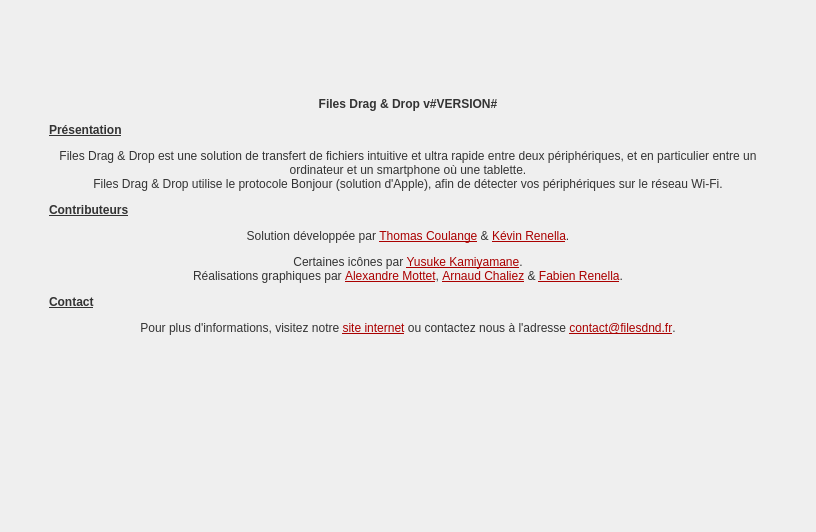
First picture: the form in src/common/view/devicespanel/aboutwidget.ui, repository filesdnd/filesdnd-qt, before the edit.
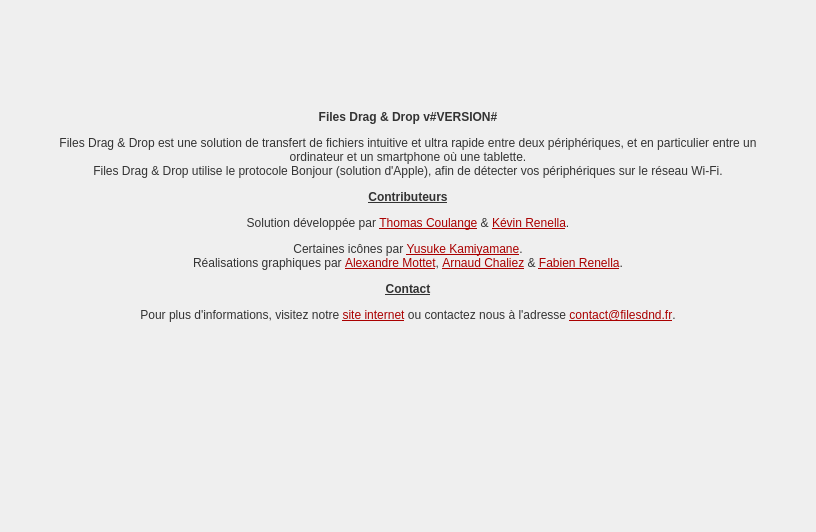
Second picture: the form after the edit. Icons and pictures are not drawn.

Commit message: Settings panel integration

Patch:
```diff
--- a/src/common/view/devicespanel/aboutwidget.ui
+++ b/src/common/view/devicespanel/aboutwidget.ui
@@ -87,7 +87,7 @@
            <string notr="true">border: 0px;</string>
           </property>
           <property name="text">
-           <string>&lt;html&gt;&lt;head/&gt;&lt;body&gt;&lt;p align=&quot;center&quot;&gt;&lt;span style=&quot; font-weight:600; color:#333333;&quot;&gt;Files Drag &amp;amp; Drop v#VERSION#&lt;/span&gt;&lt;/p&gt;&lt;p&gt;&lt;span style=&quot; font-weight:600; text-decoration: underline; color:#333333;&quot;&gt;Présentation&lt;/span&gt;&lt;/p&gt;&lt;p align=&quot;center&quot;&gt;&lt;span style=&quot; color:#333333;&quot;&gt;Files Drag &amp;amp; Drop est une solution de transfert de fichiers intuitive et ultra rapide entre deux périphériques, et en particulier entre un ordinateur et un smartphone où une tablette.&lt;br/&gt;Files Drag &amp;amp; Drop utilise le protocole Bonjour (solution d'Apple), afin de détecter vos périphériques sur le réseau Wi-Fi.&lt;/span&gt;&lt;/p&gt;&lt;p&gt;&lt;span style=&quot; font-weight:600; text-decoration: underline; color:#333333;&quot;&gt;Contributeurs&lt;/span&gt;&lt;/p&gt;&lt;p align=&quot;center&quot;&gt;&lt;span style=&quot; color:#333333;&quot;&gt;Solution développée par &lt;/span&gt;&lt;a href=&quot;mailto:nitrog42@gmail.com&quot;&gt;&lt;span style=&quot; text-decoration: underline; color:#aa0000;&quot;&gt;Thomas Coulange&lt;/span&gt;&lt;/a&gt;&lt;span style=&quot; color:#333333;&quot;&gt; &amp;amp; &lt;/span&gt;&lt;a href=&quot;mailto:kevin.renella@gmail.com&quot;&gt;&lt;span style=&quot; text-decoration: underline; color:#aa0000;&quot;&gt;Kévin Renella&lt;/span&gt;&lt;/a&gt;&lt;span style=&quot; color:#333333;&quot;&gt;.&lt;/span&gt;&lt;/p&gt;&lt;p align=&quot;center&quot;&gt;&lt;span style=&quot; color:#333333;&quot;&gt;Certaines icônes par &lt;/span&gt;&lt;a href=&quot;http://p.yusukekamiyamane.com/&quot;&gt;&lt;span style=&quot; text-decoration: underline; color:#aa0000;&quot;&gt;Yusuke Kamiyamane&lt;/span&gt;&lt;/a&gt;&lt;span style=&quot; color:#333333;&quot;&gt;.&lt;br/&gt;Réalisations graphiques par &lt;/span&gt;&lt;a href=&quot;mailto:mottetalexandre@gmail.com&quot;&gt;&lt;span style=&quot; text-decoration: underline; color:#aa0000;&quot;&gt;Alexandre Mottet&lt;/span&gt;&lt;/a&gt;&lt;span style=&quot; color:#333333;&quot;&gt;, &lt;/span&gt;&lt;a href=&quot;mailto:arnaudchlz@gmail.com&quot;&gt;&lt;span style=&quot; text-decoration: underline; color:#aa0000;&quot;&gt;Arnaud Chaliez&lt;/span&gt;&lt;/a&gt;&lt;span style=&quot; color:#333333;&quot;&gt; &amp;amp; &lt;/span&gt;&lt;a href=&quot;mailto:fabien.renella@gmail.com&quot;&gt;&lt;span style=&quot; text-decoration: underline; color:#aa0000;&quot;&gt;Fabien Renella&lt;/span&gt;&lt;/a&gt;&lt;span style=&quot; color:#333333;&quot;&gt;.&lt;/span&gt;&lt;/p&gt;&lt;p&gt;&lt;span style=&quot; font-weight:600; text-decoration: underline; color:#333333;&quot;&gt;Contact&lt;/span&gt;&lt;/p&gt;&lt;p align=&quot;center&quot;&gt;&lt;span style=&quot; color:#333333;&quot;&gt;Pour plus d'informations, visitez notre &lt;/span&gt;&lt;a href=&quot;www.filesdnd.fr&quot;&gt;&lt;span style=&quot; text-decoration: underline; color:#aa0000;&quot;&gt;site internet&lt;/span&gt;&lt;/a&gt;&lt;span style=&quot; color:#333333;&quot;&gt; ou contactez nous à l'adresse &lt;/span&gt;&lt;a href=&quot;mailto:contact@filesdnd.fr&quot;&gt;&lt;span style=&quot; text-decoration: underline; color:#aa0000;&quot;&gt;contact@filesdnd.fr&lt;/span&gt;&lt;/a&gt;&lt;span style=&quot; color:#333333;&quot;&gt;.&lt;/span&gt;&lt;/p&gt;&lt;/body&gt;&lt;/html&gt;</string>
+           <string>&lt;html&gt;&lt;head/&gt;&lt;body&gt;&lt;p align=&quot;center&quot;&gt;&lt;span style=&quot; font-weight:600; color:#333333;&quot;&gt;Files Drag &amp;amp; Drop v#VERSION#&lt;/span&gt;&lt;/p&gt;&lt;p align=&quot;center&quot;&gt;&lt;span style=&quot; color:#333333;&quot;&gt;Files Drag &amp;amp; Drop est une solution de transfert de fichiers intuitive et ultra rapide entre deux périphériques, et en particulier entre un ordinateur et un smartphone où une tablette.&lt;br/&gt;Files Drag &amp;amp; Drop utilise le protocole Bonjour (solution d'Apple), afin de détecter vos périphériques sur le réseau Wi-Fi.&lt;/span&gt;&lt;/p&gt;&lt;p align=&quot;center&quot;&gt;&lt;span style=&quot; font-weight:600; text-decoration: underline; color:#333333;&quot;&gt;Contributeurs&lt;/span&gt;&lt;/p&gt;&lt;p align=&quot;center&quot;&gt;&lt;span style=&quot; color:#333333;&quot;&gt;Solution développée par &lt;/span&gt;&lt;a href=&quot;mailto:nitrog42@gmail.com&quot;&gt;&lt;span style=&quot; text-decoration: underline; color:#aa0000;&quot;&gt;Thomas Coulange&lt;/span&gt;&lt;/a&gt;&lt;span style=&quot; color:#333333;&quot;&gt; &amp;amp; &lt;/span&gt;&lt;a href=&quot;mailto:kevin.renella@gmail.com&quot;&gt;&lt;span style=&quot; text-decoration: underline; color:#aa0000;&quot;&gt;Kévin Renella&lt;/span&gt;&lt;/a&gt;&lt;span style=&quot; color:#333333;&quot;&gt;.&lt;/span&gt;&lt;/p&gt;&lt;p align=&quot;center&quot;&gt;&lt;span style=&quot; color:#333333;&quot;&gt;Certaines icônes par &lt;/span&gt;&lt;a href=&quot;http://p.yusukekamiyamane.com/&quot;&gt;&lt;span style=&quot; text-decoration: underline; color:#aa0000;&quot;&gt;Yusuke Kamiyamane&lt;/span&gt;&lt;/a&gt;&lt;span style=&quot; color:#333333;&quot;&gt;.&lt;br/&gt;Réalisations graphiques par &lt;/span&gt;&lt;a href=&quot;mailto:mottetalexandre@gmail.com&quot;&gt;&lt;span style=&quot; text-decoration: underline; color:#aa0000;&quot;&gt;Alexandre Mottet&lt;/span&gt;&lt;/a&gt;&lt;span style=&quot; color:#333333;&quot;&gt;, &lt;/span&gt;&lt;a href=&quot;mailto:arnaudchlz@gmail.com&quot;&gt;&lt;span style=&quot; text-decoration: underline; color:#aa0000;&quot;&gt;Arnaud Chaliez&lt;/span&gt;&lt;/a&gt;&lt;span style=&quot; color:#333333;&quot;&gt; &amp;amp; &lt;/span&gt;&lt;a href=&quot;mailto:fabien.renella@gmail.com&quot;&gt;&lt;span style=&quot; text-decoration: underline; color:#aa0000;&quot;&gt;Fabien Renella&lt;/span&gt;&lt;/a&gt;&lt;span style=&quot; color:#333333;&quot;&gt;.&lt;/span&gt;&lt;/p&gt;&lt;p align=&quot;center&quot;&gt;&lt;span style=&quot; font-weight:600; text-decoration: underline; color:#333333;&quot;&gt;Contact&lt;/span&gt;&lt;/p&gt;&lt;p align=&quot;center&quot;&gt;&lt;span style=&quot; color:#333333;&quot;&gt;Pour plus d'informations, visitez notre &lt;/span&gt;&lt;a href=&quot;www.filesdnd.fr&quot;&gt;&lt;span style=&quot; text-decoration: underline; color:#aa0000;&quot;&gt;site internet&lt;/span&gt;&lt;/a&gt;&lt;span style=&quot; color:#333333;&quot;&gt; ou contactez nous à l'adresse &lt;/span&gt;&lt;a href=&quot;mailto:contact@filesdnd.fr&quot;&gt;&lt;span style=&quot; text-decoration: underline; color:#aa0000;&quot;&gt;contact@filesdnd.fr&lt;/span&gt;&lt;/a&gt;&lt;span style=&quot; color:#333333;&quot;&gt;.&lt;/span&gt;&lt;/p&gt;&lt;/body&gt;&lt;/html&gt;</string>
           </property>
           <property name="scaledContents">
            <bool>false</bool>
```
The commit also changes 5 other files.
